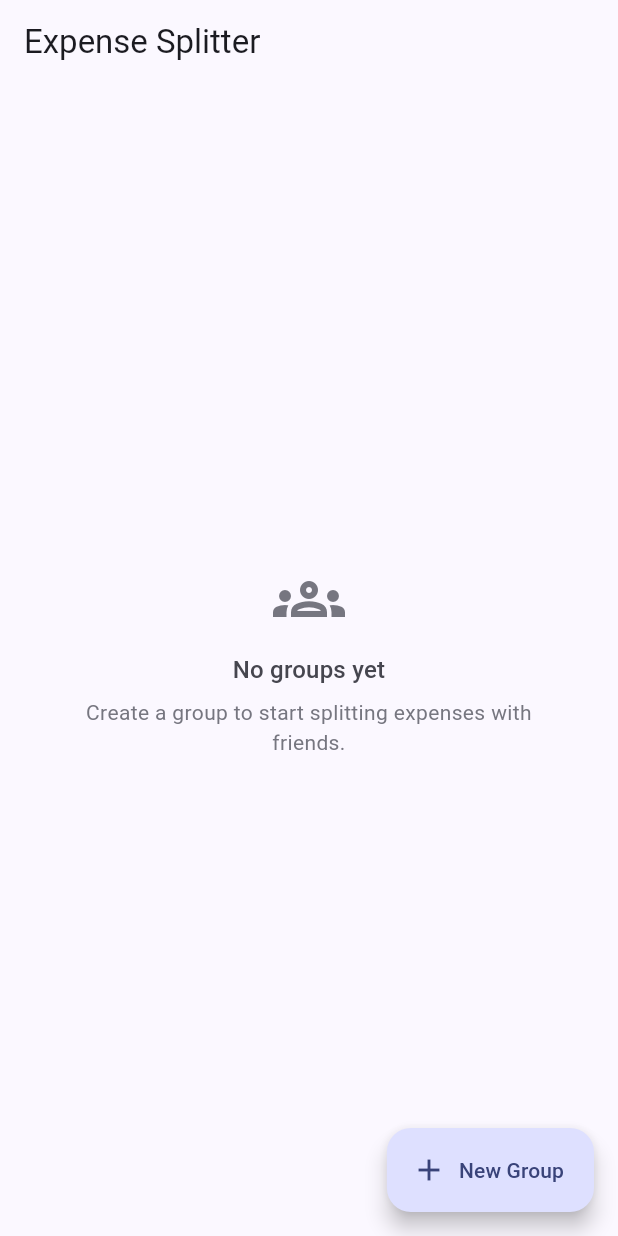
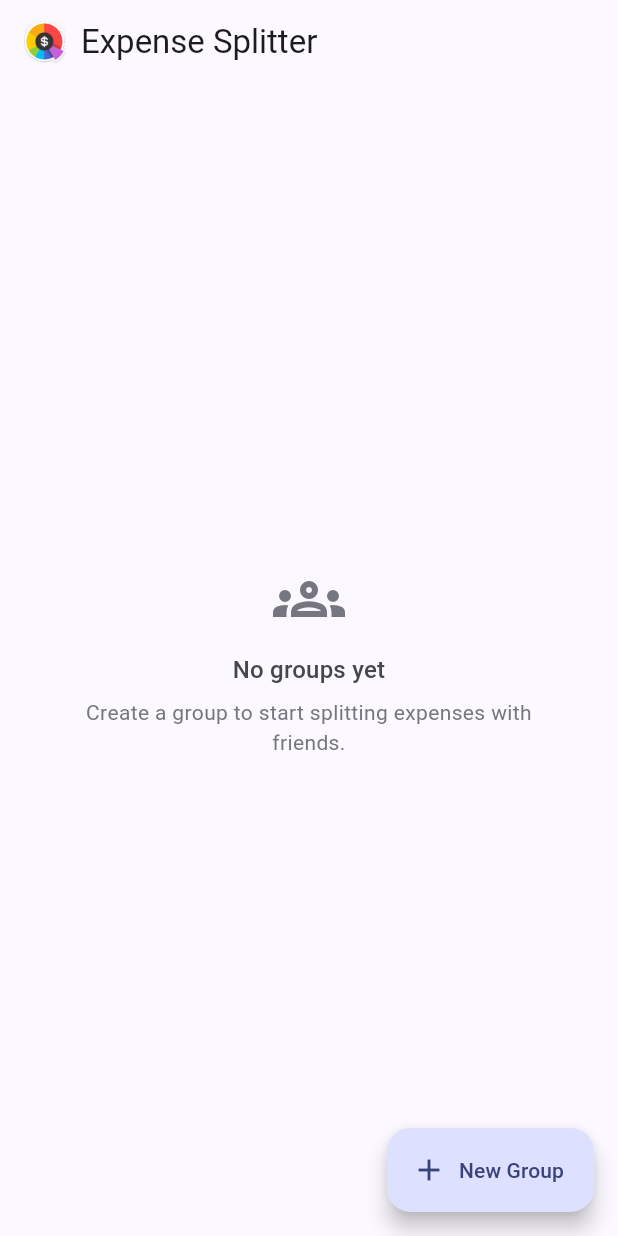
Before and after one commit to kyawthetaung-dev/expense_splitter_app, a Flutter app: the screen it shows after launch, on a phone screen of 412 x 824 dp. Run offline on Flutter 3.47's test engine with Material 3 defaults, Android fonts, the phone set to English and light mode, and no system bars; our stand-ins replace flutter_riverpod, hive_ce, hive_ce_flutter; accounts and stored records are empty.

Commit message:
change app name and logo

```diff
--- a/lib/screens/group_list_screen.dart
+++ b/lib/screens/group_list_screen.dart
@@ -15,7 +15,19 @@ class GroupListScreen extends ConsumerWidget {
     final groups = ref.watch(groupsProvider);
 
     return Scaffold(
-      appBar: AppBar(title: const Text('Expense Splitter')),
+      appBar: AppBar(
+        title: Row(
+          mainAxisSize: MainAxisSize.min,
+          children: [
+            ClipRRect(
+              borderRadius: BorderRadius.circular(8),
+              child: Image.asset('assets/logo/logo.png', width: 28, height: 28),
+            ),
+            const SizedBox(width: 10),
+            const Text('Expense Splitter'),
+          ],
+        ),
+      ),
       body: groups.isEmpty
           ? const EmptyState(
               icon: Icons.groups_outlined,
```
Also changed, not shown: pubspec.yaml (+20 -0 lines), assets/logo/logo.png (added), pubspec.lock, 49 other files.
